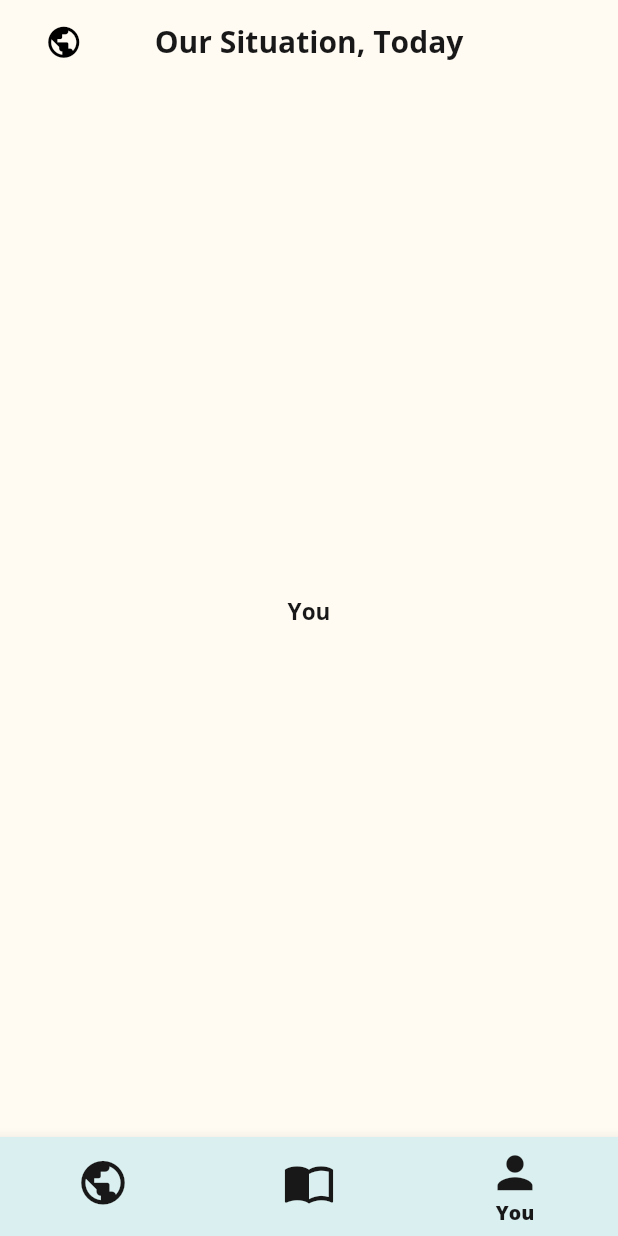
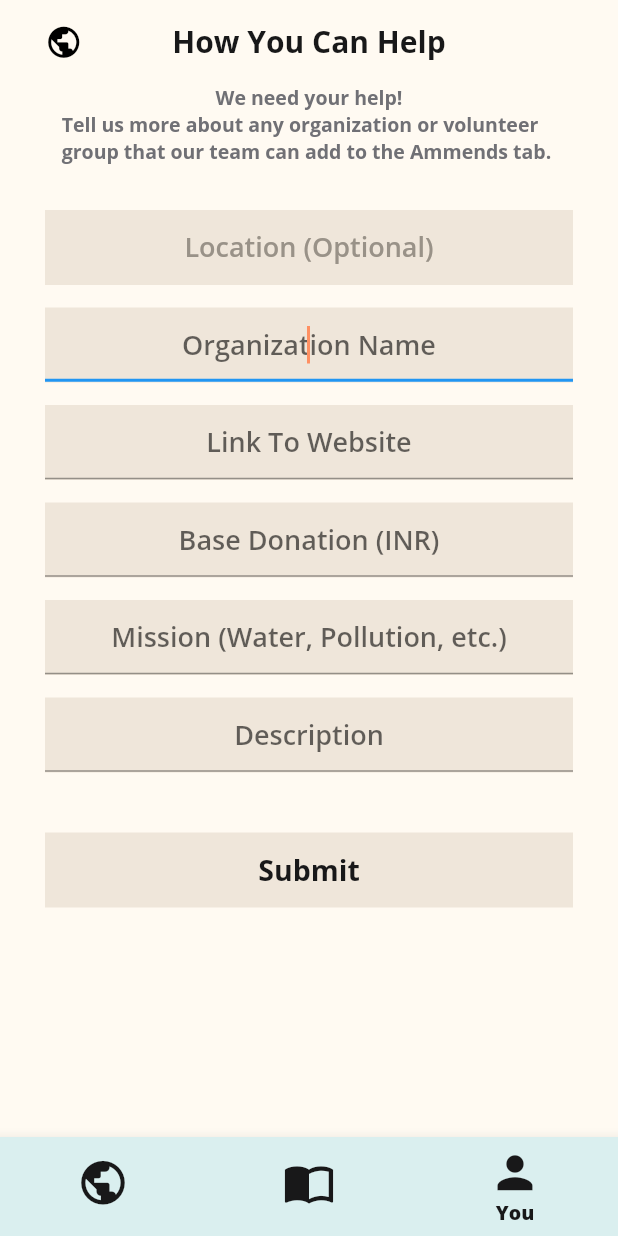
Before and after one commit to tofuSwag/wakeup-exun, a Flutter app: the screen it shows after launch, item 3 of the bottom bar chosen, on a phone screen of 412 x 824 dp. Run offline on Flutter 3.47's test engine with Material 2 defaults, Android fonts, the phone set to English and light mode, and no system bars; our stand-ins replace geolocator; network calls fail.

Commit message:
finish post ammends UI

```diff
--- a/lib/configs/palette.dart
+++ b/lib/configs/palette.dart
@@ -10,6 +10,9 @@ class Palette {
   static const Color lightHint = Color(0xffDAEFEF);
   static const Color cardBackground = Color(0xffFFF9EF);
   static const Color authorColor = Color(0xff707075);
+  static const Color editText = Color(0xff999288);
+
+  static const Color ammendBack = Color(0xffEFE6DA);
 
   // Article Tags
   static const Color pollution = Color(0xffEFCA58);
--- a/lib/screens/full_news.dart
+++ b/lib/screens/full_news.dart
@@ -45,10 +45,15 @@ class BadNews extends StatelessWidget {
                       Padding(
                           padding: EdgeInsets.only(
                               top: kToolbarHeight - 20, left: 20)),
-                      Text(
-                        "$newsTitle",
-                        style: titleTheme,
-                        overflow: TextOverflow.ellipsis,
+                      Padding(
+                        padding: const EdgeInsets.only(left: 10.0),
+                        child: Expanded(
+                          child: Text(
+                            "$newsTitle",
+                            style: titleTheme,
+                            overflow: TextOverflow.ellipsis,
+                          ),
+                        ),
                       ),
                       Text(
                         "$newsAuthor",
@@ -113,8 +118,8 @@ class BadNews extends StatelessWidget {
                 padding: EdgeInsets.only(top: 15.0),
               ),
               FlatButton(
-                onPressed: () async{
-                  if (await canLaunch(newsUrl) ){
+                onPressed: () async {
+                  if (await canLaunch(newsUrl)) {
                     await launch(newsUrl);
                   }
                 },
--- a/lib/screens/home.dart
+++ b/lib/screens/home.dart
@@ -1,6 +1,7 @@
 import 'package:flutter/material.dart';
 import 'package:wakeup/configs/news_data.dart';
 import 'package:wakeup/configs/palette.dart';
+import 'package:wakeup/screens/post_amend.dart';
 import 'package:wakeup/networking/networking.dart';
 
 import '../components/news.dart';
@@ -32,7 +33,7 @@ class _HomeScreenState extends State<HomeScreen> {
   final views = [
     News(),
     Center(child: Text("Ammends")),
-    Center(child: Text("You")),
+    PostAmend(),
   ];
 
   @override
@@ -88,10 +89,15 @@ class _HomeScreenState extends State<HomeScreen> {
             Icon(Icons.public, size: 25.0),
           ],
         ),
-        title: Text(
-          "Our Situation, Today",
-          style: Theme.of(context).textTheme.headline2,
-        ),
+        title: _currentIndex == 0
+            ? Text(
+                "Our Situation, Today",
+                style: Theme.of(context).textTheme.headline2,
+              )
+            : Text(
+                "How You Can Help",
+                style: Theme.of(context).textTheme.headline2,
+              ),
       ),
       body: views[_currentIndex],
       bottomNavigationBar: BottomNavigationBar(
--- /dev/null
+++ b/lib/screens/post_amend.dart
@@ -0,0 +1,235 @@
+import 'package:flutter/material.dart';
+import 'package:geolocator/geolocator.dart';
+import 'package:wakeup/configs/palette.dart';
+
+class PostAmend extends StatefulWidget {
+  @override
+  _PostAmendState createState() => _PostAmendState();
+}
+
+class _PostAmendState extends State<PostAmend> {
+  var _location;
+  String info =
+      "Tell us more about any organization or volunteer \ngroup that our team can add to the Ammends tab. ";
+  TextStyle infoStyle =
+      TextStyle(fontFamily: "OSBold", fontSize: 13, color: Palette.authorColor);
+
+  TextEditingController _orgName = TextEditingController();
+  TextEditingController _orgUrl = TextEditingController();
+  TextEditingController _orgAmount = TextEditingController();
+  TextEditingController _orgMission = TextEditingController();
+  TextEditingController _orgDescription = TextEditingController();
+
+  void _getDeviceLocation() async {
+    Position position = await Geolocator.getCurrentPosition(
+        desiredAccuracy: LocationAccuracy.high);
+    setState(() {
+      _location = position;
+    });
+  }
+
+  @override
+  Widget build(BuildContext context) {
+    final double screenWidth = MediaQuery.of(context).size.width;
+    return SingleChildScrollView(
+      child: Center(
+        child: Column(
+          children: [
+            Text(
+              "We need your help!",
+              style: infoStyle,
+            ),
+            Text(
+              "$info",
+              style: infoStyle,
+            ),
+            SizedBox(
+              height: 30,
+            ),
+            Padding(
+              padding: const EdgeInsets.only(left: 30, right: 30),
+              child: Container(
+                height: 50,
+                width: screenWidth,
+                color: Palette.ammendBack,
+                child: Center(
+                  child: InkWell(
+                    onTap: _getDeviceLocation,
+                    child: _location == null
+                        ? Text(
+                            "Location (Optional)",
+                            style: TextStyle(
+                                fontFamily: "OSSemiBold",
+                                fontSize: 18,
+                                color: Palette.editText),
+                          )
+                        : Text(
+                            "You're one step closer to Waking Up!",
+                            style: TextStyle(
+                                fontFamily: "OSSemiBold",
+                                fontSize: 16,
+                                color: Palette.editText),
+                          ),
+                  ),
+                ),
+              ),
+            ),
+            SizedBox(
+              height: 15,
+            ),
+            Padding(
+              padding: const EdgeInsets.only(left: 30, right: 30),
+              child: Container(
+                height: 50,
+                width: screenWidth,
+                color: Palette.ammendBack,
+                child: Center(
+                  child: TextFormField(
+                    controller: _orgName,
+                    textAlign: TextAlign.center,
+                    autofocus: true,
+                    style: TextStyle(
+                        fontFamily: "OSSemiBold",
+                        fontSize: 18,
+                        color: Palette.editText),
+                    decoration: InputDecoration(
+                      hintText: "Organization Name",
+                    ),
+                    cursorColor: Palette.accent,
+                  ),
+                ),
+              ),
+            ),
+            SizedBox(
+              height: 15,
+            ),
+            Padding(
+              padding: const EdgeInsets.only(left: 30, right: 30),
+              child: Container(
+                height: 50,
+                width: screenWidth,
+                color: Palette.ammendBack,
+                child: Center(
+                  child: TextFormField(
+                    controller: _orgUrl,
+                    textAlign: TextAlign.center,
+                    autofocus: true,
+                    style: TextStyle(
+                        fontFamily: "OSSemiBold",
+                        fontSize: 18,
+                        color: Palette.editText),
+                    decoration: InputDecoration(
+                      hintText: "Link To Website",
+                    ),
+                    cursorColor: Palette.accent,
+                  ),
+                ),
+              ),
+            ),
+            SizedBox(
+              height: 15,
+            ),
+            Padding(
+              padding: const EdgeInsets.only(left: 30, right: 30),
+              child: Container(
+                height: 50,
+                width: screenWidth,
+                color: Palette.ammendBack,
+                child: Center(
+                  child: TextFormField(
+                    controller: _orgAmount,
+                    textAlign: TextAlign.center,
+                    autofocus: true,
+                    style: TextStyle(
+                        fontFamily: "OSSemiBold",
+                        fontSize: 18,
+                        color: Palette.editText),
+                    decoration: InputDecoration(
+                      hintText: "Base Donation (INR)",
+                    ),
+                    cursorColor: Palette.accent,
+                  ),
+                ),
+              ),
+            ),
+            SizedBox(
+              height: 15,
+            ),
+            Padding(
+              padding: const EdgeInsets.only(left: 30, right: 30),
+              child: Container(
+                height: 50,
+                width: screenWidth,
+                color: Palette.ammendBack,
+                child: Center(
+                  child: TextFormField(
+                    controller: _orgMission,
+                    textAlign: TextAlign.center,
+                    autofocus: true,
+                    style: TextStyle(
+                        fontFamily: "OSSemiBold",
+                        fontSize: 18,
+                        color: Palette.editText),
+                    decoration: InputDecoration(
+                      hintText: "Mission (Water, Pollution, etc.)",
+                    ),
+                    cursorColor: Palette.accent,
+                  ),
+                ),
+              ),
+            ),
+            SizedBox(
+              height: 15,
+            ),
+            Padding(
+              padding: const EdgeInsets.only(left: 30, right: 30),
+              child: Container(
+                height: 50,
+                width: screenWidth,
+                color: Palette.ammendBack,
+                child: Center(
+                  child: TextFormField(
+                    controller: _orgDescription,
+                    textAlign: TextAlign.center,
+                    autofocus: true,
+                    style: TextStyle(
+                        fontFamily: "OSSemiBold",
+                        fontSize: 18,
+                        color: Palette.editText),
+                    decoration: InputDecoration(
+                      hintText: "Description",
+                    ),
+                    cursorColor: Palette.accent,
+                  ),
+                ),
+              ),
+            ),
+            SizedBox(
+              height: 40,
+            ),
+            Padding(
+              padding: const EdgeInsets.only(left: 30, right: 30),
+              child: Container(
+                height: 50,
+                width: screenWidth,
+                color: Palette.ammendBack,
+                child: Center(
+                  child: InkWell(
+                    onTap:()=>null ,
+                    child: Text(
+                      "Submit",
+                      style: TextStyle(
+                          fontFamily: "OSBold",
+                          fontSize: 19,
+                          color: Palette.textColor),
+                    ),
+                  ),
+                ),
+              ),
+            ),
+          ],
+        ),
+      ),
+    );
+  }
+}
--- a/pubspec.yaml
+++ b/pubspec.yaml
@@ -31,6 +31,7 @@ dependencies:
   flutter_svg: ^0.19.1
   http: ^0.12.2
   url_launcher: ^5.7.10
+  geolocator: ^6.1.7
 
 dev_dependencies:
   flutter_test:
```
Also changed, not shown: lib/configs/post_data.dart (added), pubspec.lock, 2 other files.
